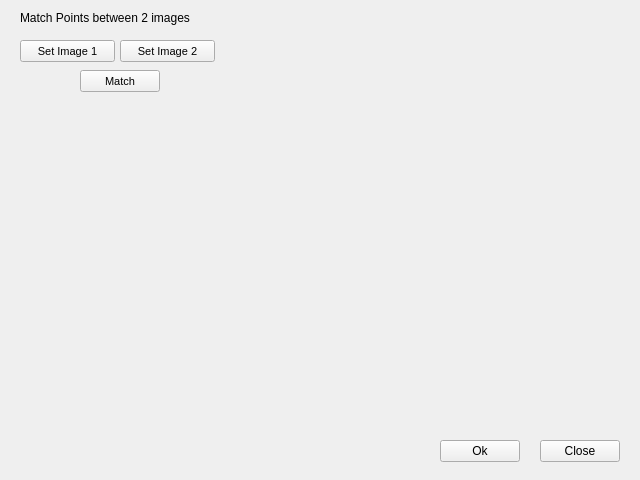
Above: code/multiviewpane.ui from PamirGhimire/seeWithCpp before the change. Below: the same form after it.
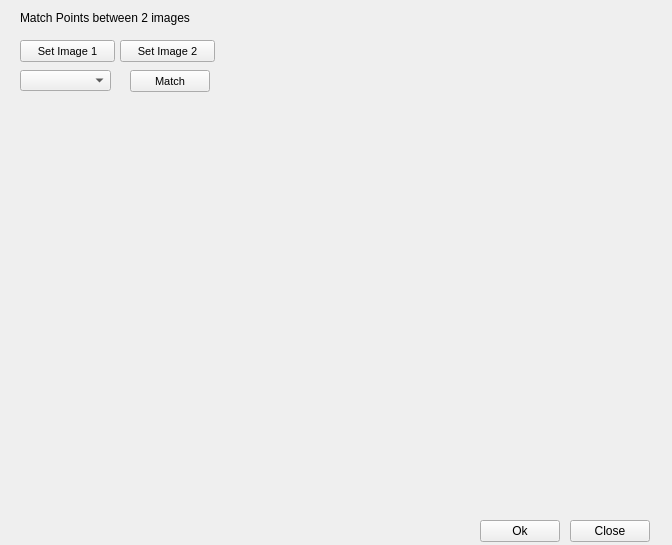
That is the form after the change.

Commit message: added display in multiviewPane

The edit to the form file:
```diff
--- a/code/multiviewpane.ui
+++ b/code/multiviewpane.ui
@@ -6,8 +6,8 @@
    <rect>
     <x>0</x>
     <y>0</y>
-    <width>640</width>
-    <height>480</height>
+    <width>672</width>
+    <height>545</height>
    </rect>
   </property>
   <property name="windowTitle">
@@ -16,8 +16,8 @@
   <widget class="QPushButton" name="okbutton">
    <property name="geometry">
     <rect>
-     <x>440</x>
-     <y>440</y>
+     <x>480</x>
+     <y>520</y>
      <width>80</width>
      <height>22</height>
     </rect>
@@ -29,8 +29,8 @@
   <widget class="QPushButton" name="closebutton">
    <property name="geometry">
     <rect>
-     <x>540</x>
-     <y>440</y>
+     <x>570</x>
+     <y>520</y>
      <width>80</width>
      <height>22</height>
     </rect>
@@ -91,7 +91,7 @@
   <widget class="QPushButton" name="match">
    <property name="geometry">
     <rect>
-     <x>80</x>
+     <x>130</x>
      <y>70</y>
      <width>80</width>
      <height>22</height>
@@ -106,6 +106,29 @@
     <string>Match</string>
    </property>
   </widget>
+  <widget class="QComboBox" name="Descriptor">
+   <property name="geometry">
+    <rect>
+     <x>20</x>
+     <y>70</y>
+     <width>91</width>
+     <height>21</height>
+    </rect>
+   </property>
+  </widget>
+  <widget class="QLabel" name="MultiviewDisplay">
+   <property name="geometry">
+    <rect>
+     <x>20</x>
+     <y>100</y>
+     <width>640</width>
+     <height>400</height>
+    </rect>
+   </property>
+   <property name="text">
+    <string/>
+   </property>
+  </widget>
  </widget>
  <resources/>
  <connections/>
```
Left out of the diff: 2 changed lines with no effect on the pictures. The commit also changes 8 other files.
